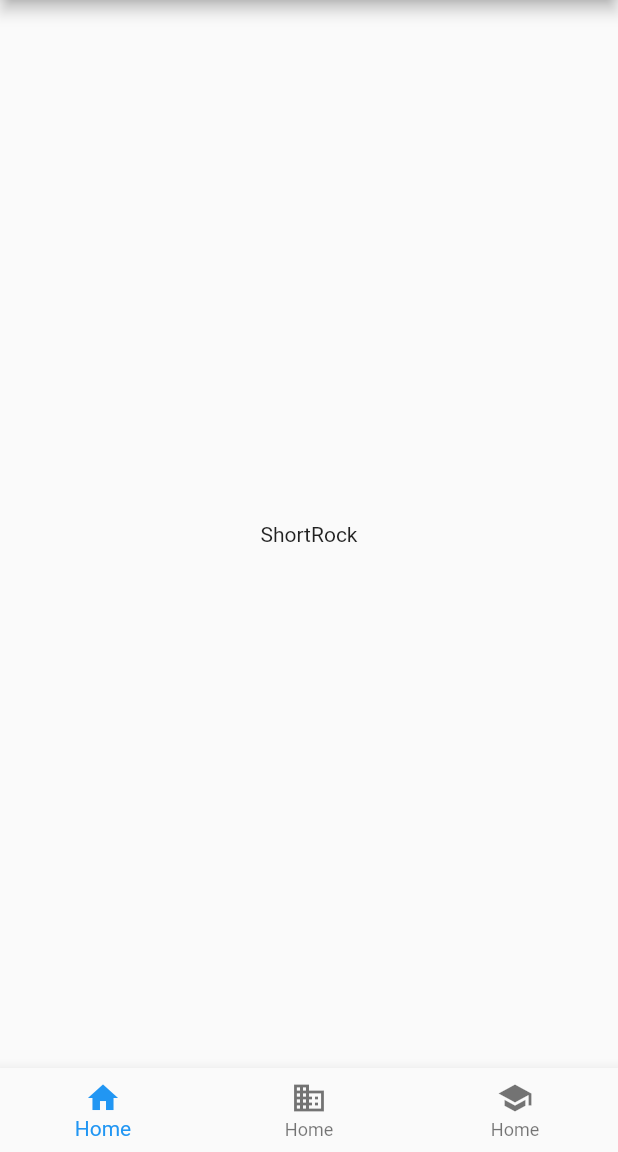
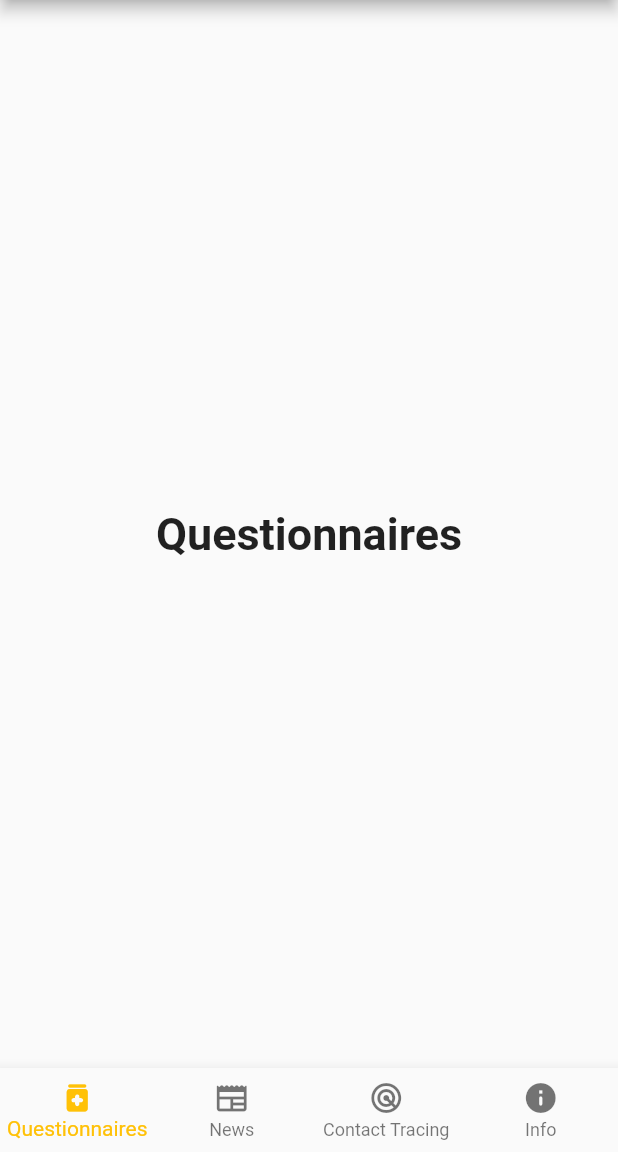
Before and after one commit to luckened/mimi, a Flutter app: the screen it shows after launch, on a phone screen of 412 x 824 dp, the part 84-1236 px from its top. Run offline on Flutter 3.47's test engine with Material 2 defaults, Android fonts, the phone set to English and light mode, and no system bars.

Commit message:
feat: bottom navigation

```diff
--- a/lib/components/bottom_navigation.dart
+++ b/lib/components/bottom_navigation.dart
@@ -1,26 +1,38 @@
 import 'package:flutter/material.dart';
 
-class BottomNavigation extends StatelessWidget {
-  const BottomNavigation({Key? key}) : super(key: key);
+class CustomBottomNavigationBar extends StatelessWidget {
+  final int currentIndex;
+  final void Function(int)? onTap;
+
+  const CustomBottomNavigationBar(
+      {Key? key, required this.currentIndex, required this.onTap})
+      : super(key: key);
 
   @override
   Widget build(BuildContext context) {
-    const labels  = [];
     return BottomNavigationBar(
+      type: BottomNavigationBarType.fixed,
       items: const <BottomNavigationBarItem>[
         BottomNavigationBarItem(
-          icon: Icon(Icons.home),
-          label: 'Home',
+          icon: Icon(Icons.medication_rounded),
+          label: 'Questionnaires',
         ),
         BottomNavigationBarItem(
-          icon: Icon(Icons.business),
-          label: 'Home',
+          icon: Icon(Icons.newspaper_rounded),
+          label: 'News',
         ),
         BottomNavigationBarItem(
-          icon: Icon(Icons.school),
-          label: 'Home',
+          icon: Icon(Icons.radar),
+          label: 'Contact Tracing',
+        ),
+        BottomNavigationBarItem(
+          icon: Icon(Icons.info_rounded),
+          label: 'Info',
         ),
       ],
+      selectedItemColor: Colors.amber,
+      currentIndex: currentIndex,
+      onTap: onTap,
     );
   }
 }
--- a/lib/main.dart
+++ b/lib/main.dart
@@ -1,32 +1,70 @@
-// Copyright 2018 The Flutter team. All rights reserved.
-// Use of this source code is governed by a BSD-style license that can be
-// found in the LICENSE file.
-
 import 'package:flutter/material.dart';
-import 'package:english_words/english_words.dart';
 import 'components/bottom_navigation.dart';
 
-
-void main() {
-  runApp(const MyApp());
-}
+void main() => runApp(const MyApp());
 
 class MyApp extends StatelessWidget {
-  const MyApp({super.key});
+  const MyApp({Key? key}) : super(key: key);
+
+  static const String _title = 'Mimi';
 
   @override
   Widget build(BuildContext context) {
-    final wordPair = WordPair.random();
-    return MaterialApp(
-      title: 'Welcome to Flutter',
-      home: Scaffold(
-        bottomNavigationBar: const BottomNavigation(),
-        appBar: AppBar(
-          title: const Text('Mimi'),
-        ),
-        body: Center(
-          child: Text(wordPair.asPascalCase),
-        ),
+    return const MaterialApp(
+      title: _title,
+      home: MyStatefulWidget(),
+    );
+  }
+}
+
+class MyStatefulWidget extends StatefulWidget {
+  const MyStatefulWidget({Key? key}) : super(key: key);
+
+  @override
+  State<MyStatefulWidget> createState() => _MyStatefulWidgetState();
+}
+
+class _MyStatefulWidgetState extends State<MyStatefulWidget> {
+  int _selectedIndex = 0;
+  static const TextStyle optionStyle =
+      TextStyle(fontSize: 30, fontWeight: FontWeight.bold);
+  static const List<Widget> _widgetOptions = <Widget>[
+    Text(
+      'Questionnaires',
+      style: optionStyle,
+    ),
+    Text(
+      'Index 1: Business',
+      style: optionStyle,
+    ),
+    Text(
+      'Index 2: School',
+      style: optionStyle,
+    ),
+    Text(
+      'Index 3: AAAA',
+      style: optionStyle,
+    ),
+  ];
+
+  void _onItemTapped(int index) {
+    setState(() {
+      _selectedIndex = index;
+    });
+  }
+
+  @override
+  Widget build(BuildContext context) {
+    return Scaffold(
+      appBar: AppBar(
+        title: const Text('Mimi'),
+      ),
+      body: Center(
+        child: _widgetOptions.elementAt(_selectedIndex),
+      ),
+      bottomNavigationBar: CustomBottomNavigationBar(
+        currentIndex: _selectedIndex,
+        onTap: _onItemTapped,
       ),
     );
   }
```
